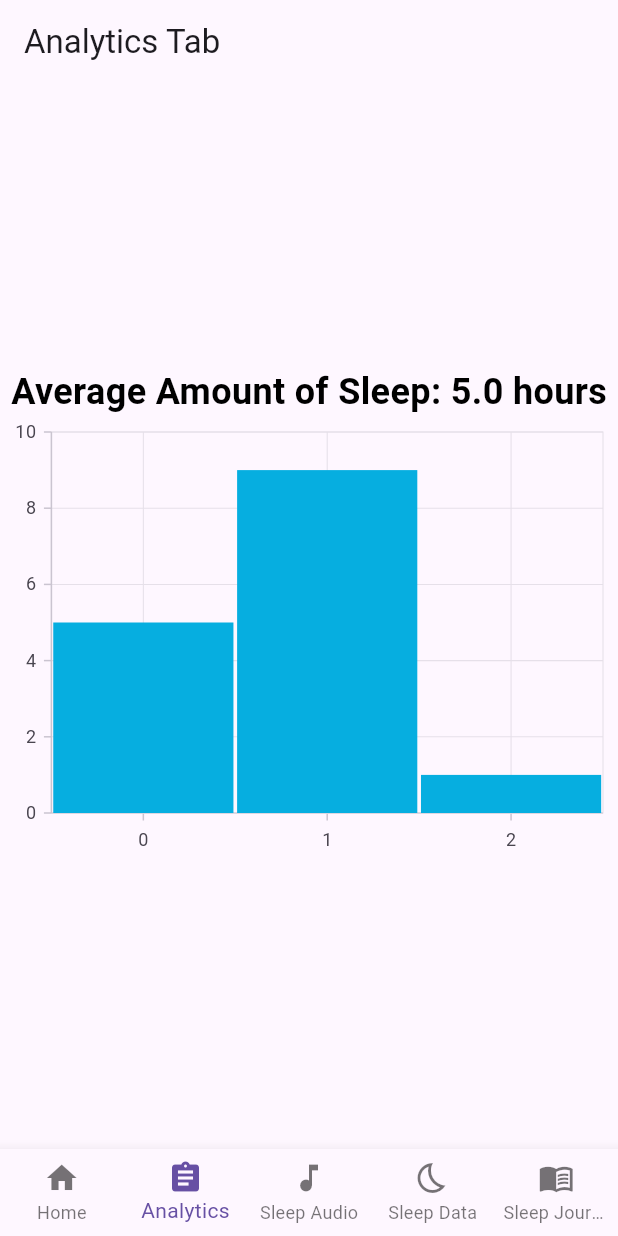
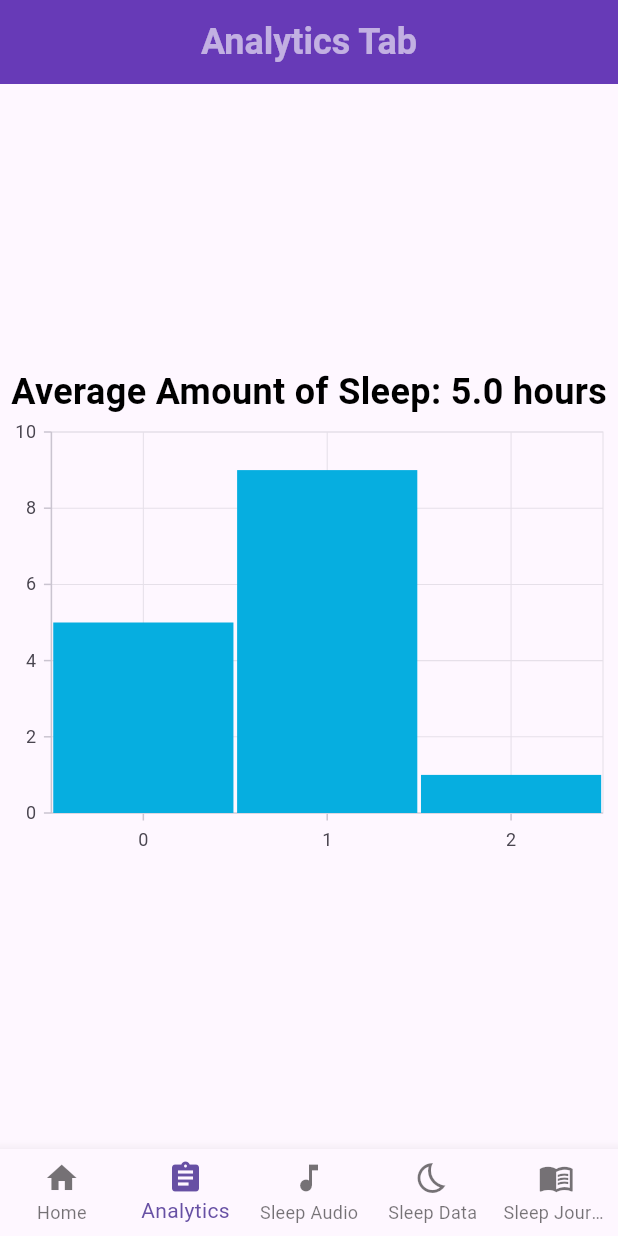
Before and after one commit to Cs3541/The-B-Teams-Project, a Flutter app: the screen it shows after launch, item 2 of the bottom bar chosen, on a phone screen of 412 x 824 dp. Run offline on Flutter 3.47's test engine with Material 3 defaults, Android fonts, the phone set to English and light mode, and no system bars; our stand-ins replace loading_animation_widget, syncfusion_flutter_charts.

Commit message:
Changed the format of the title in the analytics tab.

```diff
--- a/lib/presenters/sleep_data_presenter.dart
+++ b/lib/presenters/sleep_data_presenter.dart
@@ -16,6 +16,7 @@ class SleepDataPresenter {
 
   void removeEntry(SleepData entry) => _entries.remove(entry);
 
+    //A test class designed to test the analytics section.
     List<SleepData> addTestEntries() {
     _entries.insert(0, SleepData(date: DateTime.utc(1989, 11, 9), hours: 1));
     _entries.insert(0, SleepData(date: DateTime.utc(1989, 11, 10), hours: 9));
--- a/lib/views/analytics_screen.dart
+++ b/lib/views/analytics_screen.dart
@@ -21,7 +21,15 @@ class _AnalyticsListScreenState extends State<AnalyticsListScreen> {
   Widget build(BuildContext context) {
     return Scaffold(
       appBar: AppBar(
-        title: const Text('Analytics Tab'),
+        title: const Text('Analytics Tab',
+          style: TextStyle(
+                fontSize: 24,
+                color: Colors.white60,
+                fontWeight: FontWeight.bold
+              ),
+        ),
+        centerTitle: true,
+        backgroundColor: Colors.deepPurple,
       ),
       body: Center(
         child: Column(
```
